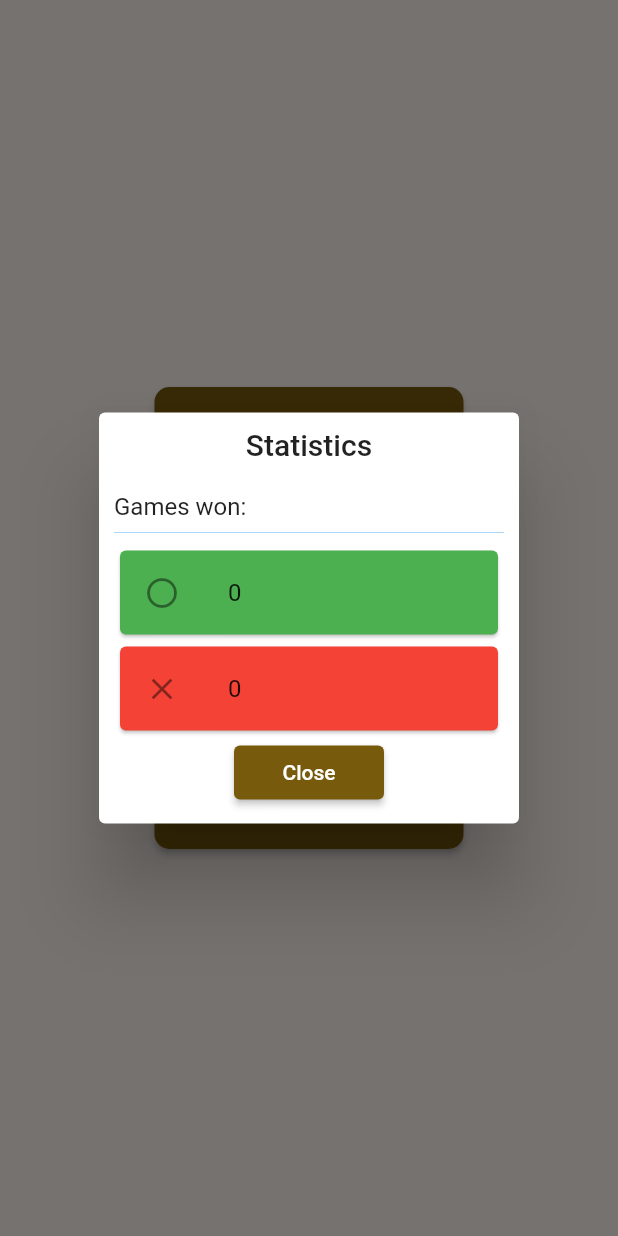
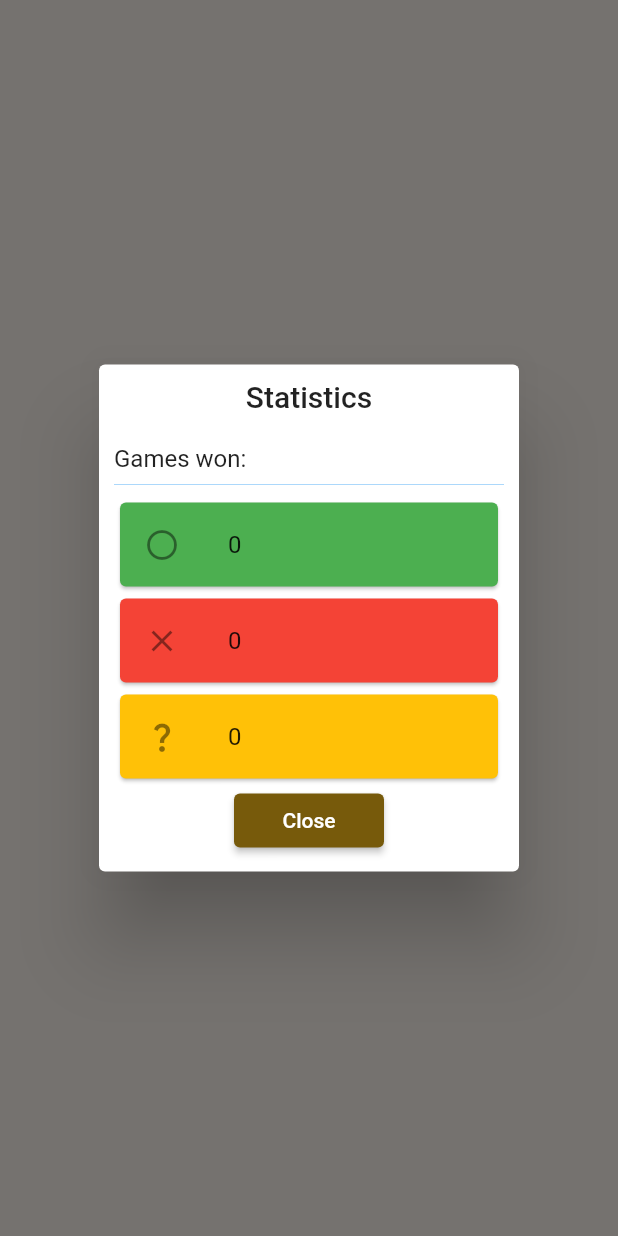
Before and after one commit to linememory/tic_tac_toe, a Flutter app: the screen it shows after launch, after a tap on "Statistics", on a phone screen of 412 x 824 dp. Run offline on Flutter 3.47's test engine with Material 2 defaults, Android fonts, the phone set to English and light mode, and no system bars; drawn by our look-alikes of dynamic_color; our stand-ins replace flutter_riverpod.

Commit message:
added statistics state

```diff
--- a/lib/features/menu/statistics.dart
+++ b/lib/features/menu/statistics.dart
@@ -1,10 +1,13 @@
 import 'package:flutter/material.dart';
+import 'package:flutter_riverpod/flutter_riverpod.dart';
+import 'package:tic_tac_toe/features/menu/statistics_provider.dart';
 
-class Statistics extends StatelessWidget {
+class Statistics extends ConsumerWidget {
   const Statistics({Key? key}) : super(key: key);
 
   @override
-  Widget build(BuildContext context) {
+  Widget build(BuildContext context, ref) {
+    final statistics = ref.watch(statisticsProvider);
     return SimpleDialog(
       titlePadding: const EdgeInsets.all(10),
       contentPadding: const EdgeInsets.all(10),
@@ -18,18 +21,25 @@ class Statistics extends StatelessWidget {
           thickness: 0.25,
           color: Theme.of(context).primaryColor,
         ),
-        const Card(
+        Card(
           color: Colors.green,
           child: ListTile(
-            leading: Icon(Icons.circle_outlined),
-            title: Text("0"),
+            leading: const Icon(Icons.circle_outlined),
+            title: Text("${statistics.player1}"),
           ),
         ),
-        const Card(
+        Card(
           color: Colors.red,
           child: ListTile(
-            leading: Icon(Icons.clear),
-            title: Text("0"),
+            leading: const Icon(Icons.clear),
+            title: Text("${statistics.player2}"),
+          ),
+        ),
+        Card(
+          color: Colors.amber,
+          child: ListTile(
+            leading: const Icon(Icons.question_mark),
+            title: Text("${statistics.draw}"),
           ),
         ),
         Padding(
```
Also changed, not shown: lib/features/game/views/tic_tac_toe.dart (+8 -0 lines), lib/features/menu/statistics_provider.dart (added, +68 -0 lines).
